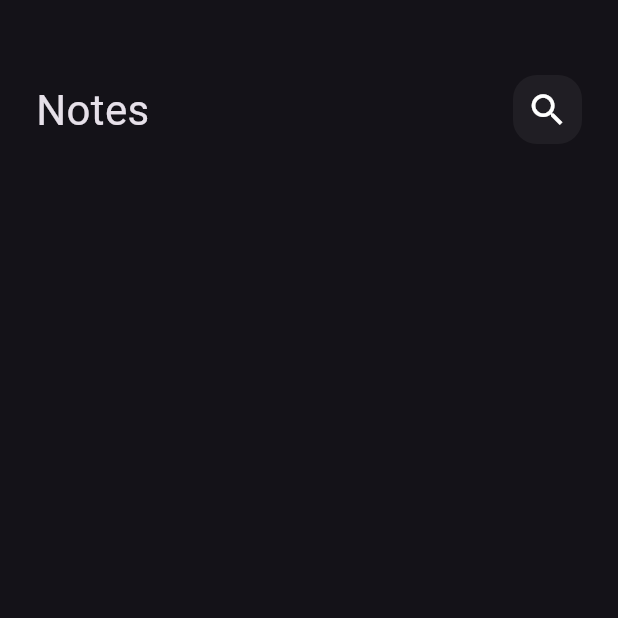
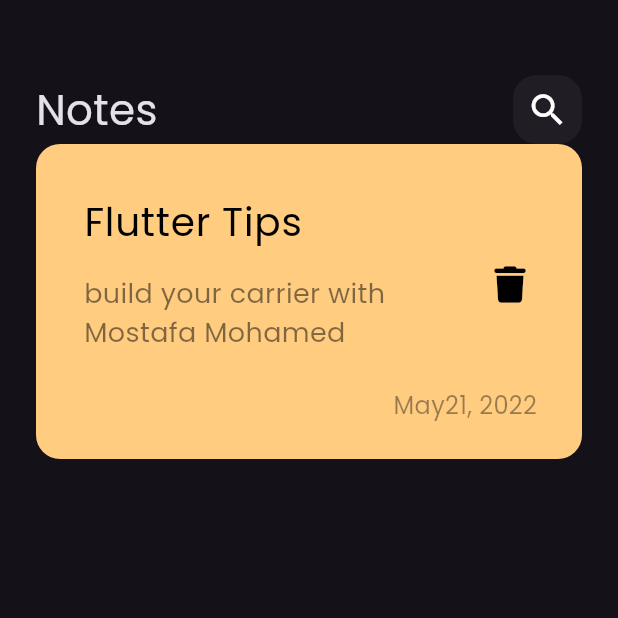
Before and after one commit to mostafa949/notes_app, a Flutter app: the screen it shows after launch, on a phone screen of 412 x 824 dp, the top half of it. Run offline on Flutter 3.47's test engine with Material 3 defaults, Android fonts, the phone set to English and light mode, and no system bars; our stand-ins replace font_awesome_flutter.

Commit message:
create custom note item

```diff
--- a/lib/main.dart
+++ b/lib/main.dart
@@ -11,7 +11,10 @@ class NotesApp extends StatelessWidget {
   @override
   Widget build(BuildContext context) {
     return MaterialApp(
-      theme: ThemeData(brightness: Brightness.dark),
+      theme: ThemeData(
+        brightness: Brightness.dark,
+        fontFamily: 'Poppins',
+      ),
       home: const NotesView(),
     );
   }
--- /dev/null
+++ b/lib/views/widgets/custom_note_item.dart
@@ -0,0 +1,52 @@
+import 'package:flutter/material.dart';
+import 'package:font_awesome_flutter/font_awesome_flutter.dart';
+
+class NoteItem extends StatelessWidget {
+  const NoteItem({super.key});
+
+  @override
+  Widget build(BuildContext context) {
+    return Container(
+      padding: const EdgeInsets.only(top: 24, bottom: 24, left: 16),
+      decoration: BoxDecoration(
+        color: const Color(0xFFFFCC80),
+        borderRadius: BorderRadius.circular(16),
+      ),
+      child: Column(
+        crossAxisAlignment: CrossAxisAlignment.end,
+        children: [
+          ListTile(
+            title: const Text(
+              'Flutter Tips',
+              style: TextStyle(color: Colors.black, fontSize: 26),
+            ),
+            subtitle: Padding(
+              padding: const EdgeInsets.only(top: 16, bottom: 16),
+              child: Text(
+                'build your carrier with Mostafa Mohamed',
+                style: TextStyle(
+                    color: Colors.black.withOpacity(0.5), fontSize: 18),
+              ),
+            ),
+            trailing: IconButton(
+              onPressed: () {},
+              icon: const Icon(
+                FontAwesomeIcons.trash,
+                color: Colors.black,
+                size: 24,
+              ),
+            ),
+          ),
+          Padding(
+            padding: const EdgeInsets.only(right: 30),
+            child: Text(
+              'May21, 2022',
+              style:
+                  TextStyle(color: Colors.black.withOpacity(0.4), fontSize: 16),
+            ),
+          )
+        ],
+      ),
+    );
+  }
+}
--- a/lib/views/widgets/notes_view_body.dart
+++ b/lib/views/widgets/notes_view_body.dart
@@ -1,6 +1,7 @@
 import 'package:flutter/material.dart';
 
 import 'custom_app_bar.dart';
+import 'custom_note_item.dart';
 
 class NotesViewBody extends StatelessWidget {
   const NotesViewBody({super.key});
@@ -13,6 +14,7 @@ class NotesViewBody extends StatelessWidget {
         children: [
           SizedBox(height: 50),
           CustomAppBar(),
+          NoteItem(),
         ],
       ),
     );
```
Also changed, not shown: pubspec.yaml (+6 -11 lines), assets/fonts/Poppins-Regular.ttf (added), pubspec.lock.
